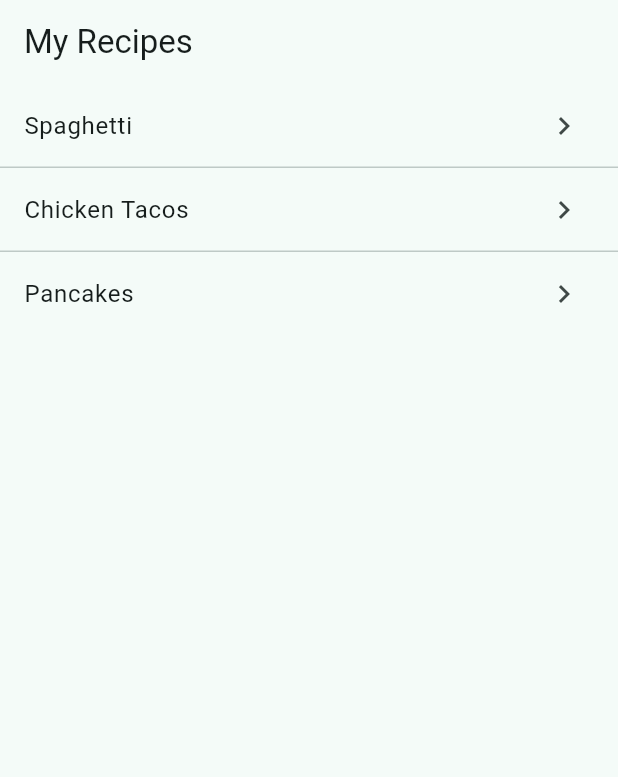
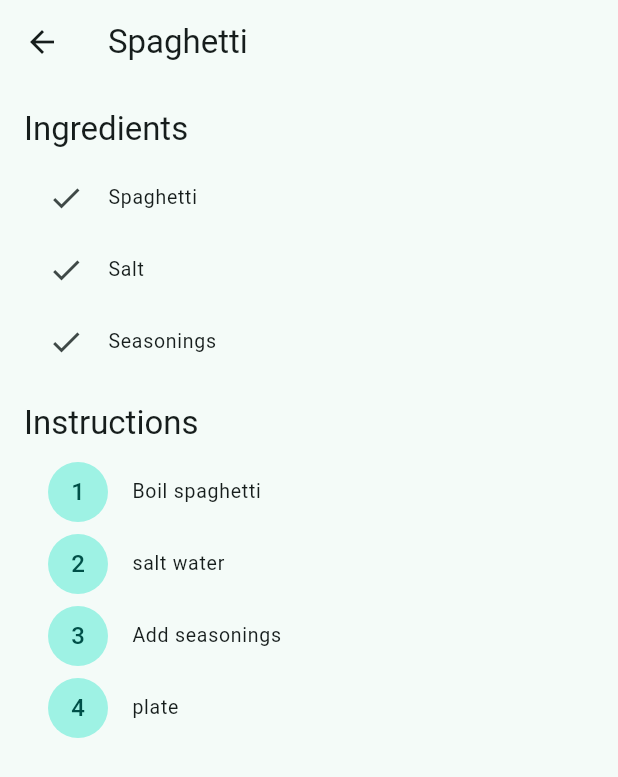
Before and after one commit to brockeh8/cw2, a Flutter app: the screen it shows after launch, after a tap on "Spaghetti", on a phone screen of 412 x 824 dp. Shown: the top 777 px of the screen. Run offline on Flutter 3.47's test engine with Material 3 defaults, Android fonts, the phone set to English and light mode, and no system bars.

Commit message:
Added the second screen as well as testing icon looks/spread ops

```diff
--- a/lib/details_screen.dart
+++ b/lib/details_screen.dart
@@ -0,0 +1,34 @@
+import 'package:flutter/material.dart';
+import 'main.dart' show Recipe;
+
+class DetailsScreen extends StatelessWidget {
+  final Recipe recipe;
+  const DetailsScreen({super.key, required this.recipe});
+
+  @override
+  Widget build(BuildContext context) {
+    return Scaffold(
+      appBar: AppBar(title: Text(recipe.title)),
+      body: ListView(
+        padding: const EdgeInsets.all(16),
+        children: [
+          Text('Ingredients', style: Theme.of(context).textTheme.titleLarge),
+          const SizedBox(height: 8),
+          ...recipe.ingredients.map(
+            (ing) => ListTile(dense: true, leading: const Icon(Icons.check), title: Text(ing)),
+          ),
+          const SizedBox(height: 16),
+          Text('Instructions', style: Theme.of(context).textTheme.titleLarge),
+          const SizedBox(height: 8),
+          ...recipe.instructions.asMap().entries.map(
+            (e) => ListTile(
+              dense: true,
+              leading: CircleAvatar(child: Text('${e.key + 1}')),
+              title: Text(e.value),
+            ),
+          ),
+        ],
+      ),
+    );
+  }
+}
--- a/lib/main.dart
+++ b/lib/main.dart
@@ -57,7 +57,7 @@ class HomeScreen extends StatelessWidget {
             onTap: () => Navigator.push(
               context,
               //adv
-              //MaterialPageRoute(builder: (_) => DetailsScreen(recipe: r)),
+              MaterialPageRoute(builder: (_) => DetailsScreen(recipe: r)),
             ),
           );
         },
```
